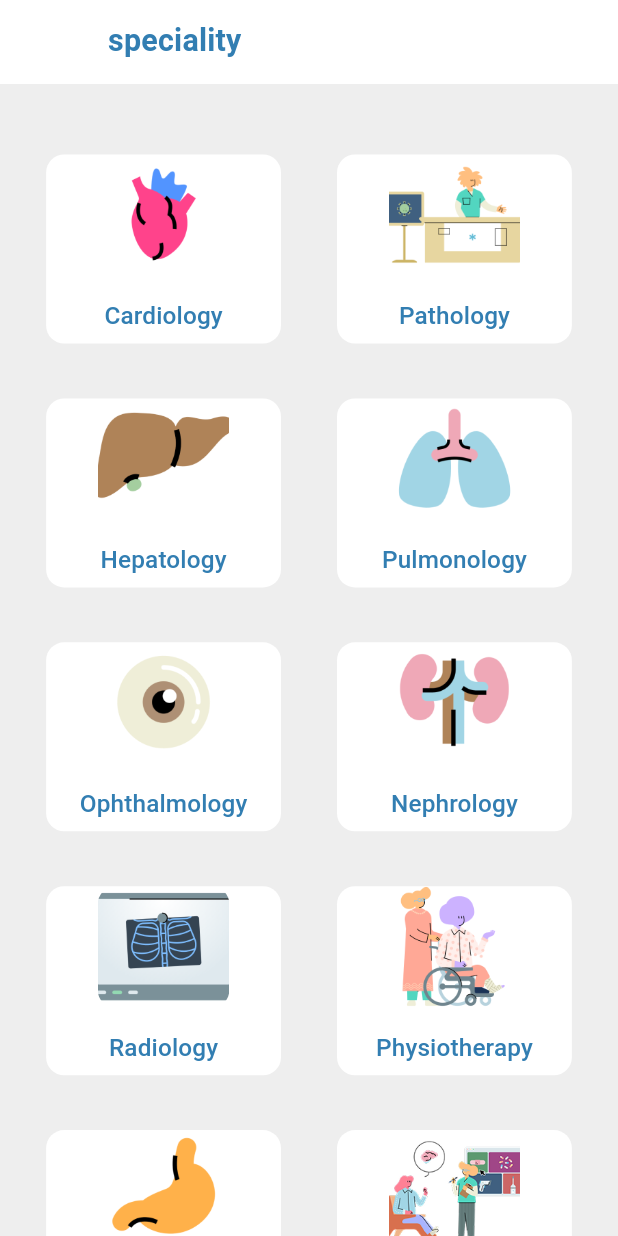
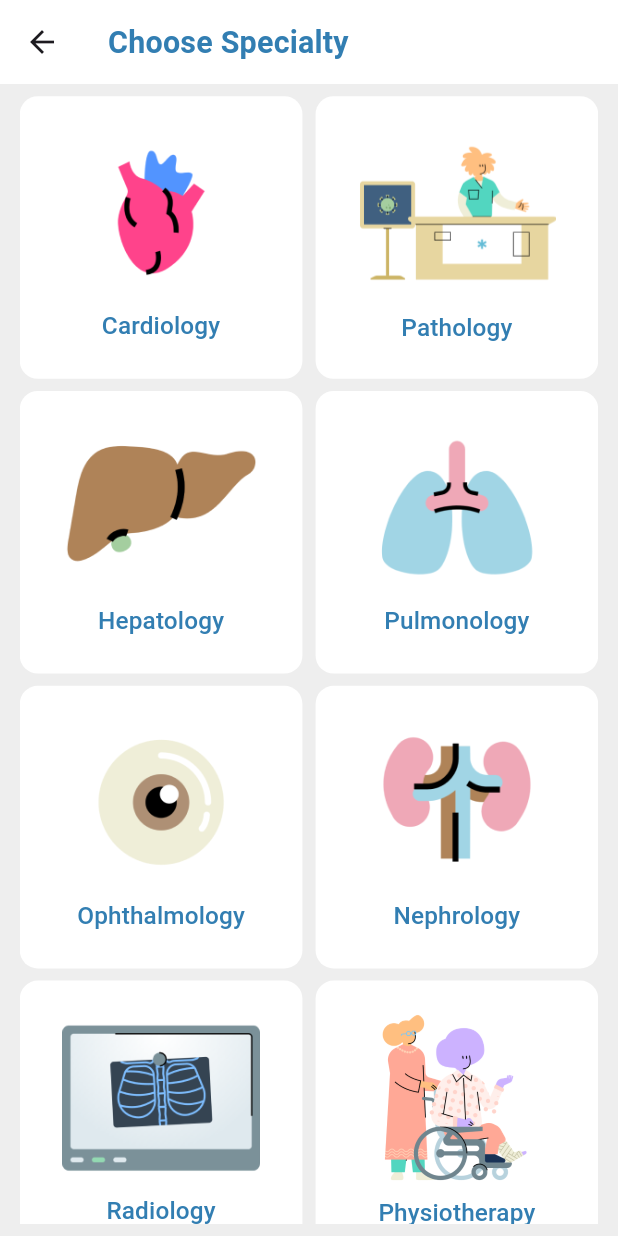
Before and after one commit to Osama-El-Dawli/Healora-app, a Flutter app: the screen it shows after launch, on a phone screen of 412 x 824 dp. Run offline on Flutter 3.47's test engine with Material 3 defaults, Android fonts, the phone set to English and light mode, and no system bars; our stand-ins replace cloud_firestore, dots_indicator, easy_localization, firebase_auth, firebase_core, flutter_bloc and 4 more; accounts and stored records are empty.

Commit message:
feat(choose-specialty): implement choose specialty feature with UI and model updates

```diff
--- a/assets/translations/en.json
+++ b/assets/translations/en.json
@@ -65,7 +65,7 @@
   "Radiology": "Radiology",
   "Physiotherapy": "Physiotherapy",
   "Gastroenterology": "Gastroenterology",
-  "speciality":"speciality",
+  "Choose Specialty":"Choose Specialty",
   "Hepatology": "Hepatology",
   "Psychiatry": "Psychiatry"
 }
--- a/lib/core/routes/routes.dart
+++ b/lib/core/routes/routes.dart
@@ -11,5 +11,6 @@ class AppRoutes {
   static const String selectDoctorScreen = '/select-doctor';
   static const String settingsScreen = '/settings';
   static const String appointmentDetailsScreen = '/appointment-details';
+  static const String chooseSpecialtyScreen = '/choose-specialty';
 
 }
--- a/lib/core/routes/routes_generator.dart
+++ b/lib/core/routes/routes_generator.dart
@@ -10,6 +10,7 @@ import 'package:healora/features/auth/register/data/data_sources/firebase_regist
 import 'package:healora/features/auth/register/data/repositories/register_repository.dart';
 import 'package:healora/features/auth/register/presentation/screens/register_screen.dart';
 import 'package:healora/features/chat/presentation/screens/doctor_chat.dart';
+import 'package:healora/features/choose_specialty/presentation/screens/choose_specialty_scrren.dart';
 import 'package:healora/features/doctor_feature/presentation/screens/appointment_details_screen.dart';
 import 'package:healora/features/doctor_feature/presentation/screens/doctor_screen.dart';
 import 'package:healora/features/home/presentation/screens/home_screen.dart';
@@ -78,6 +79,9 @@ class AppRouteGenerator {
           builder: (_) => AppointmentDetailsScreen(avatarTag: avatarTag),
         );
 
+      case AppRoutes.chooseSpecialtyScreen:
+        return MaterialPageRoute(builder: (_) => const ChooseSpecialtyScreen());
+
       default:
         return MaterialPageRoute(
           builder: (_) =>
--- a/lib/core/utils/app_assets.dart
+++ b/lib/core/utils/app_assets.dart
@@ -9,6 +9,10 @@ class Assets {
   /// Assets for imagesAvatar
   /// assets/images/avatar.png
   static const String imagesAvatar = "assets/images/avatar.png";
+
+  /// Assets for imagesEG
+  /// assets/images/EG.png
+  static const String imagesEG = "assets/images/EG.png";
 
   /// Assets for imagesHealoraBranding
   /// assets/images/healora_branding.png
@@ -42,6 +46,10 @@ class Assets {
   /// assets/images/home_page5.png
   static const String imagesHomePage5 = "assets/images/home_page5.png";
 
+  /// Assets for imagesLR
+  /// assets/images/LR.png
+  static const String imagesLR = "assets/images/LR.png";
+
   /// Assets for imagesOnboarding1
   /// assets/images/onboarding1.png
   static const String imagesOnboarding1 = "assets/images/onboarding1.png";
@@ -53,6 +61,78 @@ class Assets {
   /// Assets for imagesOnboarding3
   /// assets/images/onboarding3.png
   static const String imagesOnboarding3 = "assets/images/onboarding3.png";
+
+  /// Assets for imagesProfile
+  /// assets/images/profile.png
+  static const String imagesProfile = "assets/images/profile.png";
+
+  /// Assets for imagesSelect
+  /// assets/images/select.png
+  static const String imagesSelect = "assets/images/select.png";
+
+  /// Assets for imagesSend
+  /// assets/images/send.png
+  static const String imagesSend = "assets/images/send.png";
+
+  /// Assets for imagesSpecialtyCardiology
+  /// assets/images/specialty/Cardiology.png
+  static const String imagesSpecialtyCardiology = "assets/images/specialty/Cardiology.png";
+
+  /// Assets for imagesSpecialtyGastroenterology
+  /// assets/images/specialty/Gastroenterology.png
+  static const String imagesSpecialtyGastroenterology = "assets/images/specialty/Gastroenterology.png";
+
+  /// Assets for imagesSpecialtyGeneralInternal
+  /// assets/images/specialty/General_Internal.png
+  static const String imagesSpecialtyGeneralInternal = "assets/images/specialty/General_Internal.png";
+
+  /// Assets for imagesSpecialtyHepatology
+  /// assets/images/specialty/Hepatology.png
+  static const String imagesSpecialtyHepatology = "assets/images/specialty/Hepatology.png";
+
+  /// Assets for imagesSpecialtyImg1
+  /// assets/images/specialty/img_1.png
+  static const String imagesSpecialtyImg1 = "assets/images/specialty/img_1.png";
+
+  /// Assets for imagesSpecialtyImg2
+  /// assets/images/specialty/img_2.png
+  static const String imagesSpecialtyImg2 = "assets/images/specialty/img_2.png";
+
+  /// Assets for imagesSpecialtyImg3
+  /// assets/images/specialty/img_3.png
+  static const String imagesSpecialtyImg3 = "assets/images/specialty/img_3.png";
+
+  /// Assets for imagesSpecialtyImg5
+  /// assets/images/specialty/img_5.png
+  static const String imagesSpecialtyImg5 = "assets/images/specialty/img_5.png";
+
+  /// Assets for imagesSpecialtyNephrology
+  /// assets/images/specialty/Nephrology.png
+  static const String imagesSpecialtyNephrology = "assets/images/specialty/Nephrology.png";
+
+  /// Assets for imagesSpecialtyOphthalmology
+  /// assets/images/specialty/Ophthalmology.png
+  static const String imagesSpecialtyOphthalmology = "assets/images/specialty/Ophthalmology.png";
+
+  /// Assets for imagesSpecialtyPathology
+  /// assets/images/specialty/Pathology.png
+  static const String imagesSpecialtyPathology = "assets/images/specialty/Pathology.png";
+
+  /// Assets for imagesSpecialtyPhysiotherapy
+  /// assets/images/specialty/Physiotherapy.png
+  static const String imagesSpecialtyPhysiotherapy = "assets/images/specialty/Physiotherapy.png";
+
+  /// Assets for imagesSpecialtyPsychiatry
+  /// assets/images/specialty/Psychiatry.png
+  static const String imagesSpecialtyPsychiatry = "assets/images/specialty/Psychiatry.png";
+
+  /// Assets for imagesSpecialtyPulmonology
+  /// assets/images/specialty/Pulmonology.png
+  static const String imagesSpecialtyPulmonology = "assets/images/specialty/Pulmonology.png";
+
+  /// Assets for imagesSpecialtyRadiology
+  /// assets/images/specialty/Radiology.png
+  static const String imagesSpecialtyRadiology = "assets/images/specialty/Radiology.png";
 
   /// Assets for imagesSplash
   /// assets/images/splash.png
--- a/lib/features/choose_specialty/data/models/choose_spacialty_model.dart
+++ /dev/null
@@ -1,10 +0,0 @@
-import 'dart:ui';
-
-class ChooseSpacialityModel{
-  final String spacialityName;
-  final String image;
-
-  ChooseSpacialityModel(
-      {required this.spacialityName,
-        required this.image});
-}
--- /dev/null
+++ b/lib/features/choose_specialty/data/models/choose_specialty_model.dart
@@ -0,0 +1,9 @@
+class ChooseSpecialtyModel {
+  final String specialtyName;
+  final String image;
+
+  ChooseSpecialtyModel({
+    required this.specialtyName,
+    required this.image,
+  });
+}
--- a/lib/features/choose_specialty/presentation/screens/choose_speciality_scrren.dart
+++ /dev/null
@@ -1,16 +0,0 @@
-import 'package:flutter/material.dart';
-import 'package:healora/features/choose_specialty/presentation/widgets/choose_speciality_body.dart';
-
-class ChooseSpecialityScrren extends StatefulWidget {
-  const ChooseSpecialityScrren({super.key});
-
-  @override
-  State<ChooseSpecialityScrren> createState() => _ChooseSpecialityScrrenState();
-}
-
-class _ChooseSpecialityScrrenState extends State<ChooseSpecialityScrren> {
-  @override
-  Widget build(BuildContext context) {
-    return ChooseSpecialityBody();
-  }
-}
--- /dev/null
+++ b/lib/features/choose_specialty/presentation/screens/choose_specialty_scrren.dart
@@ -0,0 +1,26 @@
+import 'package:easy_localization/easy_localization.dart';
+import 'package:flutter/material.dart';
+import 'package:flutter_screenutil/flutter_screenutil.dart';
+import 'package:healora/core/theme/app_colors.dart';
+import 'package:healora/features/choose_specialty/presentation/widgets/choose_specialty_grid.dart';
+
+class ChooseSpecialtyScreen extends StatelessWidget {
+  const ChooseSpecialtyScreen({super.key});
+
+  @override
+  Widget build(BuildContext context) {
+    return Scaffold(
+      appBar: AppBar(
+        title: Text(
+          'Choose Specialty'.tr(),
+          style: Theme.of(context).textTheme.titleMedium,
+        ),
+      ),
+      backgroundColor: AppColors.gray,
+      body: Padding(
+        padding: EdgeInsets.symmetric(vertical: 8.h, horizontal: 12.w),
+        child: const ChooseSpecialtyGrid(),
+      ),
+    );
+  }
+}
--- a/lib/features/choose_specialty/presentation/widgets/choose_speciality_body.dart
+++ /dev/null
@@ -1,77 +0,0 @@
-import 'package:easy_localization/easy_localization.dart';
-import 'package:flutter/material.dart';
-import 'package:flutter_screenutil/flutter_screenutil.dart';
-import 'package:healora/core/theme/app_colors.dart';
-
-import 'package:healora/features/choose_specialty/presentation/widgets/choose_speciality_grid.dart';
-
-class ChooseSpecialityBody extends StatelessWidget {
-  const ChooseSpecialityBody({super.key});
-
-  @override
-  Widget build(BuildContext context) {
-    TextTheme textTheme = Theme.of(context).textTheme;
-    return Scaffold(
-      backgroundColor: AppColors.gray,
-      body: CustomScrollView(
-        slivers: [
-          SliverAppBar(
-            pinned: true,
-            expandedHeight: 50.h,
-            flexibleSpace: LayoutBuilder(
-              builder: (context, constraints) {
-                final double top = constraints.biggest.height;
-                final double collapsedHeight =
-                    kToolbarHeight + MediaQuery.of(context).padding.top;
-                final double expandedHeight =
-                    50.h + MediaQuery.of(context).padding.top;
-
-                double scrollRatio =
-                ((top - collapsedHeight) /
-                    (expandedHeight - collapsedHeight))
-                    .clamp(0.0, 1.0);
-
-                double opacity = scrollRatio > 0.7
-                    ? 0.0
-                    : (1 - (scrollRatio / 0.7)).clamp(0.0, 1.0);
-
-                return FlexibleSpaceBar(
-                  title: Opacity(
-                    opacity: opacity,
-                    child: Padding(
-                      padding: EdgeInsets.only(top: 12.h),
-                      child: Text(
-                        'speciality'.tr(),
-                        style: textTheme.titleMedium,
-                      ),
-                    ),
-                  ),
-                  background: Padding(
-                    padding: EdgeInsets.only(
-                      left: 16.w,
-                      right: 16.w,
-                      top: kToolbarHeight + 16.h,
-                    ),
-                    child: Center(child: Text("speciality".tr(),style:
-                    TextStyle(fontWeight: FontWeight.bold,fontSize: 30),))
-                    ),
-                );
-              },
-            ),
-          ),
-          SliverToBoxAdapter(child: SizedBox(height: 16.h)),
-          SliverToBoxAdapter(
-            child: Container(
-              margin: EdgeInsets.all(16.w),
-              decoration: BoxDecoration(
-                color: AppColors.gray,
-                borderRadius: BorderRadius.circular(16.r),
-              ),
-              child: const ChooseSpecialityGrid(),
-            ),
-          ),
-        ],
-      ),
-    );
-  }
-}
--- a/lib/features/choose_specialty/presentation/widgets/choose_speciality_grid.dart
+++ /dev/null
@@ -1,67 +0,0 @@
-import 'package:easy_localization/easy_localization.dart';
-import 'package:flutter/material.dart';
-import 'package:flutter_screenutil/flutter_screenutil.dart';
-import 'package:healora/features/choose_specialty/presentation/widgets/choose_specialty_card.dart';
-
-import '../../data/models/choose_spacialty_model.dart';
-
-class ChooseSpecialityGrid extends StatelessWidget {
-  const ChooseSpecialityGrid({super.key});
-  static final List<ChooseSpacialityModel> Speciality=[
-
-    ChooseSpacialityModel(
-        spacialityName:"Cardiology".tr(),
-        image:"assets/images/specialty/Cardiology.png"),
-    ChooseSpacialityModel(
-        spacialityName:"Pathology".tr(),
-        image:"assets/images/specialty/Pathology.png"),
-    ChooseSpacialityModel(
-        spacialityName:"Hepatology".tr(),
-        image:"assets/images/specialty/Hepatology.png"),
-    ChooseSpacialityModel(
-        spacialityName:"Pulmonology".tr(),
-        image:"assets/images/specialty/Pulmonology.png"),
-    ChooseSpacialityModel(
-        spacialityName:"Ophthalmology".tr(),
-        image:"assets/images/specialty/Ophthalmology.png"),
-    ChooseSpacialityModel(
-        spacialityName:"Nephrology".tr(),
-        image:"assets/images/specialty/Nephrology.png"),
-    ChooseSpacialityModel(
-        spacialityName:"Radiology".tr(),
-        image:"assets/images/specialty/Radiology.png"),
-    ChooseSpacialityModel(
-        spacialityName:"Physiotherapy".tr(),
-        image:"assets/images/specialty/Physiotherapy.png"),
-    ChooseSpacialityModel(
-        spacialityName:"Gastroenterology".tr(),
-        image:"assets/images/specialty/Gastroenterology.png"),
-    ChooseSpacialityModel(
-      spacialityName:'Psychiatry'.tr(),
-      image:"assets/images/specialty/Psychiatry.png",),
-    ChooseSpacialityModel(
-        spacialityName:"General Internal Medicine".tr(),
-        image:"assets/images/specialty/General Internal.png"),
-
-
-  ];
-
-  @override
-  Widget build(BuildContext context) {
-    return GridView.builder(
-        shrinkWrap: true,
-        physics: NeverScrollableScrollPhysics(),
-        gridDelegate: SliverGridDelegateWithFixedCrossAxisCount(
-          crossAxisCount: 2,
-          crossAxisSpacing: 10.w,
-          mainAxisSpacing: 10.h,
-          childAspectRatio: 1.2,
-      ),
-        itemCount: Speciality.length,
-    itemBuilder:
-        (BuildContext context, int index) {
-        return ChooseSpecialtyCard(choose: Speciality[index]);
-    }
-    );
-  }
-}
--- a/lib/features/choose_specialty/presentation/widgets/choose_specialty_card.dart
+++ b/lib/features/choose_specialty/presentation/widgets/choose_specialty_card.dart
@@ -1,64 +1,35 @@
 import 'package:flutter/material.dart';
 import 'package:flutter_screenutil/flutter_screenutil.dart';
-import 'package:healora/features/choose_specialty/data/models/choose_spacialty_model.dart';
-
-import '../../../../core/theme/app_colors.dart';
+import 'package:healora/core/theme/app_colors.dart';
+import 'package:healora/features/choose_specialty/data/models/choose_specialty_model.dart';
 
 class ChooseSpecialtyCard extends StatelessWidget {
   const ChooseSpecialtyCard({super.key, required this.choose});
-  final ChooseSpacialityModel choose;
+  final ChooseSpecialtyModel choose;
 
   @override
   Widget build(BuildContext context) {
     TextTheme textTheme = Theme.of(context).textTheme;
     return Container(
-      padding: EdgeInsets.all(12.w),
-
-      child: Container
-        (decoration: BoxDecoration(
+      decoration: BoxDecoration(
         color: Colors.white,
-        borderRadius: BorderRadius.circular(12)
+        borderRadius: BorderRadius.circular(12),
       ),
       child: Column(
         mainAxisAlignment: MainAxisAlignment.center,
-          crossAxisAlignment: CrossAxisAlignment.center,
         children: [
-            ClipRRect(
-              borderRadius: BorderRadius.circular(12.r),
-              child: SizedBox(
-                width: 80.w,
-                height: 80.h,
-                child: Image.asset(choose.image,
-                  width: 100.w,
-                  height: 100.h,
-                  fit: BoxFit.cover,
-                  errorBuilder: (context, error, stackTrace) {
-
-                    return Container(
-                      color: Colors.grey[300],
-                      child: Icon(Icons.image_not_supported, size: 40),
-                    );
-                  },),
-              ),
-            ),
+          Image.asset(choose.image, width: 120.w),
           SizedBox(height: 8.h),
-            Expanded(
-              child: Center(
+          Center(
             child: Text(
-
-                  choose.spacialityName,
+              choose.specialtyName,
+              textAlign: TextAlign.center,
               style: textTheme.titleSmall?.copyWith(color: AppColors.primary),
               maxLines: 3,
               overflow: TextOverflow.ellipsis,
             ),
           ),
-            ),
-
-
-
-
         ],
-        ),
       ),
     );
   }
--- /dev/null
+++ b/lib/features/choose_specialty/presentation/widgets/choose_specialty_grid.dart
@@ -0,0 +1,87 @@
+import 'package:easy_localization/easy_localization.dart';
+import 'package:flutter/material.dart';
+import 'package:flutter_screenutil/flutter_screenutil.dart';
+import 'package:flutter_staggered_animations/flutter_staggered_animations.dart';
+import 'package:healora/core/utils/app_assets.dart';
+import 'package:healora/features/choose_specialty/presentation/widgets/choose_specialty_card.dart';
+
+import '../../data/models/choose_specialty_model.dart';
+
+class ChooseSpecialtyGrid extends StatelessWidget {
+  const ChooseSpecialtyGrid({super.key});
+  static final List<ChooseSpecialtyModel> specialty = [
+    ChooseSpecialtyModel(
+      specialtyName: "Cardiology".tr(),
+      image: Assets.imagesSpecialtyCardiology,
+    ),
+    ChooseSpecialtyModel(
+      specialtyName: "Pathology".tr(),
+      image: Assets.imagesSpecialtyPathology,
+    ),
+    ChooseSpecialtyModel(
+      specialtyName: "Hepatology".tr(),
+      image: Assets.imagesSpecialtyHepatology,
+    ),
+    ChooseSpecialtyModel(
+      specialtyName: "Pulmonology".tr(),
+      image: Assets.imagesSpecialtyPulmonology,
+    ),
+    ChooseSpecialtyModel(
+      specialtyName: "Ophthalmology".tr(),
+      image: Assets.imagesSpecialtyOphthalmology,
+    ),
+    ChooseSpecialtyModel(
+      specialtyName: "Nephrology".tr(),
+      image: Assets.imagesSpecialtyNephrology,
+    ),
+    ChooseSpecialtyModel(
+      specialtyName: "Radiology".tr(),
+      image: Assets.imagesSpecialtyRadiology,
+    ),
+    ChooseSpecialtyModel(
+      specialtyName: "Physiotherapy".tr(),
+      image: Assets.imagesSpecialtyPhysiotherapy,
+    ),
+    ChooseSpecialtyModel(
+      specialtyName: "Gastroenterology".tr(),
+      image: Assets.imagesSpecialtyGastroenterology,
+    ),
+    ChooseSpecialtyModel(
+      specialtyName: 'Psychiatry'.tr(),
+      image: Assets.imagesSpecialtyPsychiatry,
+    ),
+    ChooseSpecialtyModel(
+      specialtyName: "General Internal Medicine".tr(),
+      image: Assets.imagesSpecialtyGeneralInternal,
+    ),
+  ];
+
+  @override
+  Widget build(BuildContext context) {
+    return AnimationLimiter(
+      child: GridView.builder(
+        gridDelegate: SliverGridDelegateWithFixedCrossAxisCount(
+          crossAxisCount: 2,
+          crossAxisSpacing: 8.w,
+          mainAxisSpacing: 8.h,
+        ),
+        itemCount: specialty.length,
+        itemBuilder: (BuildContext context, int index) {
+          return AnimationConfiguration.staggeredGrid(
+            position: index,
+            columnCount: 2,
+            duration: const Duration(milliseconds: 500),
+            delay: const Duration(milliseconds: 100),
+            child: SlideAnimation(
+              verticalOffset: 100.0,
+              curve: Curves.easeOutCubic,
+              child: FadeInAnimation(
+                child: ChooseSpecialtyCard(choose: specialty[index]),
+              ),
+            ),
+          );
+        },
+      ),
+    );
+  }
+}
--- a/lib/main.dart
+++ b/lib/main.dart
@@ -7,7 +7,6 @@ import 'package:healora/bloc_observer.dart';
 import 'package:healora/core/routes/routes.dart';
 import 'package:healora/core/routes/routes_generator.dart';
 import 'package:healora/core/theme/app_theme.dart';
-import 'package:healora/features/choose_specialty/presentation/screens/choose_speciality_scrren.dart';
 import 'package:healora/firebase_options.dart';
 
 void main() async {
@@ -48,8 +47,7 @@ class Healora extends StatelessWidget {
         theme: AppTheme.lightMode,
         darkTheme: AppTheme.darkMode,
         themeMode: ThemeMode.light,
-
-        home: ChooseSpecialityScrren(),
+        initialRoute: AppRoutes.chooseSpecialtyScreen,
       ),
     );
   }
```
Also changed, not shown: assets/images/specialty/General_Internal.png (renamed from assets/images/specialty/General Internal.png). Lines whose indentation alone changed are shown as unchanged.
